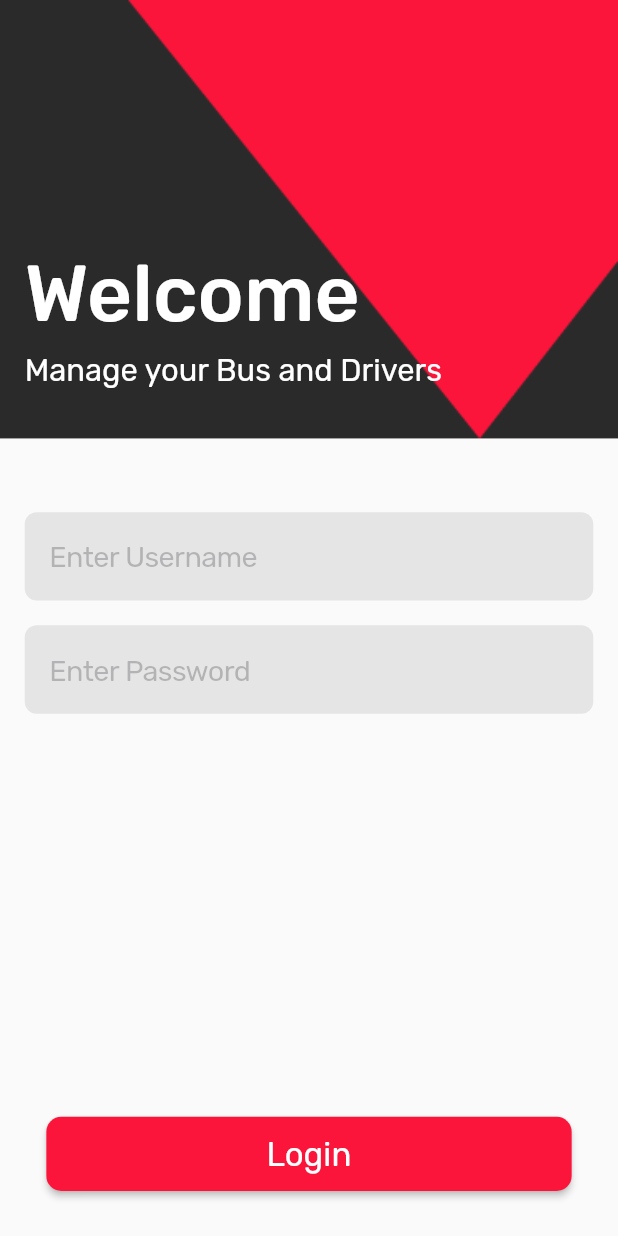
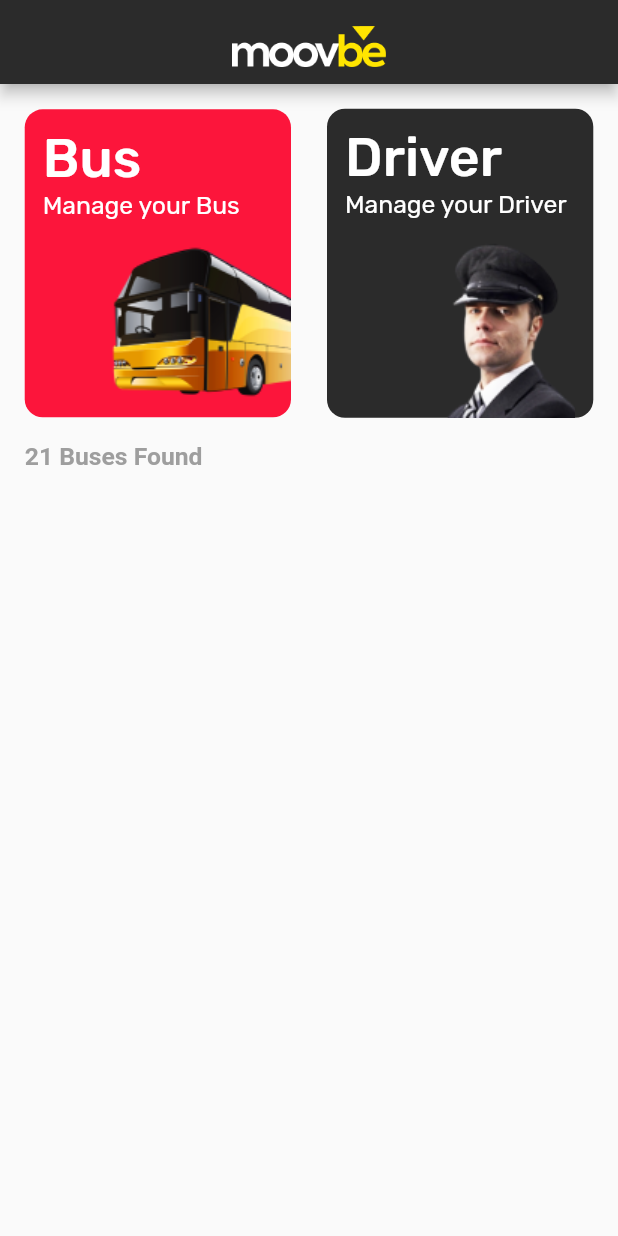
Before and after one commit to fasil2401/bus_booking, a Flutter app: the LoginScreen screen opened by its route, after a tap on "Login", on a phone screen of 412 x 824 dp. Run offline on Flutter 3.47's test engine with Material 2 defaults, Android fonts, the phone set to English and light mode, and no system bars; our stand-ins replace get, sizer.

Commit message:
home page progressing

```diff
--- a/lib/main.dart
+++ b/lib/main.dart
@@ -1,3 +1,4 @@
+import 'package:bus_booking/view/home.dart';
 import 'package:bus_booking/view/login.dart';
 import 'package:bus_booking/view/onboarding.dart';
 import 'package:flutter/material.dart';
@@ -28,6 +29,9 @@ class MyApp extends StatelessWidget {
           GetPage(name: '/login', page: ()=> const LoginScreen(),
           transition: Transition.cupertino
           ),
+          GetPage(name: '/home', page: ()=> const HomePage(),
+          transition: Transition.cupertino
+          ),
         ],
       );
     });
--- a/lib/view/components/form_head.dart
+++ b/lib/view/components/form_head.dart
@@ -4,10 +4,10 @@ import 'package:sizer/sizer.dart';
 
 import '../constants/colors.dart';
 
-class form_head extends StatelessWidget {
+class FormHead extends StatelessWidget {
 
   final String title;
-  const form_head({
+  const FormHead({
     Key? key, required this.title,
   }) : super(key: key);
 
@@ -15,9 +15,9 @@ class form_head extends StatelessWidget {
   Widget build(BuildContext context) {
     return Text(title,
     style: TextStyle(
-      fontSize: 10.sp,
+      fontSize: 12.sp,
       fontWeight: FontWeight.bold,
-      color: redColor
+      color: Colors.grey
     ),
     );
   }
--- /dev/null
+++ b/lib/view/components/home_tile.dart
@@ -0,0 +1,146 @@
+import 'package:bus_booking/view/constants/heights.dart';
+import 'package:flutter/material.dart';
+import 'package:sizer/sizer.dart';
+
+import '../constants/colors.dart';
+
+
+
+class HomeTile extends StatelessWidget {
+
+  final String title;
+  final String subtitle;
+  final String image;
+  const HomeTile({
+    Key? key,
+    required this.title,
+    required this.subtitle,
+    required this.image,
+  }) : super(key: key);
+
+  @override
+  Widget build(BuildContext context) {
+    return Expanded(
+      child: Padding(
+        padding: const EdgeInsets.only(right:12),
+        child: Container(
+          decoration: BoxDecoration(
+            color: redColor,
+            borderRadius: BorderRadius.circular(12),
+          ),
+          child: Padding(
+            padding: const EdgeInsets.only(top: 12, bottom: 12, left: 12,),
+            child: Column(
+              mainAxisAlignment: MainAxisAlignment.start,
+              crossAxisAlignment: CrossAxisAlignment.start,
+              children: [
+                Text(
+                  title,
+                  style: TextStyle(
+                    fontSize: 26.sp,
+                    color: Colors.white,
+                    fontWeight: FontWeight.w600,
+                    fontFamily: 'Rubik',
+                  ),
+                ),
+                SizedBox(
+                  height: 0.1.h,
+
+                ),
+                Text(
+                  subtitle,
+                  style: TextStyle(
+                    fontSize: 12.sp,
+                    color: Colors.white,
+                    fontWeight: FontWeight.w200,
+                    fontFamily: 'Rubik',
+                  ),
+                ),
+                commonHeight2,
+                Align(
+                  alignment: Alignment.bottomRight,
+                  child: Image.asset(
+                    image,
+                    fit: BoxFit.cover,
+                  ),
+                ),
+
+
+              ],
+            ),
+          ),
+        ),
+      ),
+    );
+  }
+}
+
+
+class HomeTile2 extends StatelessWidget {
+
+  final String title;
+  final String subtitle;
+  final String image;
+  const HomeTile2({
+    Key? key,
+    required this.title,
+    required this.subtitle,
+    required this.image,
+  }) : super(key: key);
+
+  @override
+  Widget build(BuildContext context) {
+    return Expanded(
+      child: Padding(
+        padding: const EdgeInsets.only(left:12),
+        child: Container(
+          decoration: BoxDecoration(
+            color: commonBlack,
+            borderRadius: BorderRadius.circular(12),
+          ),
+          child: Padding(
+            padding: const EdgeInsets.only(top: 12, left: 12, right: 12),
+            child: Column(
+              mainAxisAlignment: MainAxisAlignment.start,
+              crossAxisAlignment: CrossAxisAlignment.start,
+              children: [
+                Text(
+                  title,
+                  style: TextStyle(
+                    fontSize: 26.sp,
+                    color: Colors.white,
+                    fontWeight: FontWeight.w600,
+                    fontFamily: 'Rubik',
+                  ),
+                ),
+                SizedBox(
+                  height: 0.1.h,
+
+                ),
+                Text(
+                  subtitle,
+                  style: TextStyle(
+                    fontSize: 12.sp,
+                    color: Colors.white,
+                    fontWeight: FontWeight.w200,
+                    fontFamily: 'Rubik',
+                  ),
+                ),
+                commonHeight1,
+                Align(
+                  alignment: Alignment.bottomRight,
+                  child: Image.asset(
+                    image,
+                    fit: BoxFit.cover,
+                  ),
+                ),
+
+
+              ],
+            ),
+          ),
+        ),
+      ),
+    );
+  }
+}
--- a/lib/view/components/login_button.dart
+++ b/lib/view/components/login_button.dart
@@ -42,7 +42,9 @@ class LoginButton extends StatelessWidget {
             onPressed: () {
               if(callback== 'onboard'){
                 Get.toNamed('login');
-
+              }
+              else if(callback== 'login'){
+                Get.toNamed('home');
               }
 
             },
--- a/lib/view/constants/colors.dart
+++ b/lib/view/constants/colors.dart
@@ -2,7 +2,7 @@ import 'package:flutter/material.dart';
 
 const Color splashBackColor = Color(0xFF02081D);
 const Color redColor = Color(0xFFFC153B);
-const Color commonBlack = Color(0xFF000000);
+const Color commonBlack = Color(0xFF2B2B2B);
 const Color commonScaffoldBack = Color(0xFFE7E7E7);
 const Color welcomeSub = Color(0xFF5A5A5A);
  Color textFieldColor = Color(0xFF2A2A2A).withOpacity(0.1);
--- a/lib/view/constants/paddings.dart
+++ b/lib/view/constants/paddings.dart
@@ -1,5 +1,5 @@
 import 'package:flutter/material.dart';
 import 'package:sizer/sizer.dart';
 
-EdgeInsets commonHorizontalPadding = EdgeInsets.symmetric(horizontal: 4.w);
+EdgeInsets commonHorizontalPadding = EdgeInsets.symmetric(horizontal: 4.w, );
 EdgeInsets cartCardPadding = const EdgeInsets.symmetric(horizontal: 15, vertical: 15);
--- /dev/null
+++ b/lib/view/home.dart
@@ -0,0 +1,58 @@
+import 'package:bus_booking/view/components/form_head.dart';
+import 'package:bus_booking/view/constants/colors.dart';
+import 'package:bus_booking/view/constants/heights.dart';
+import 'package:bus_booking/view/constants/paddings.dart';
+import 'package:flutter/material.dart';
+import 'package:sizer/sizer.dart';
+
+import 'components/home_tile.dart';
+
+class HomePage extends StatelessWidget {
+  const HomePage({Key? key}) : super(key: key);
+
+  @override
+  Widget build(BuildContext context) {
+    return Scaffold(
+      appBar: AppBar(
+        backgroundColor: commonBlack,
+        automaticallyImplyLeading: false,
+        title: SizedBox(
+            width: 25.w, child: Image.asset('asset/images/onboard_logo.png')),
+        centerTitle: true,
+      ),
+      body: Padding(
+        padding: EdgeInsets.symmetric(horizontal: 4.w, vertical: 2.h),
+        child: SingleChildScrollView(
+          physics: NeverScrollableScrollPhysics(),
+          child: Column(
+            crossAxisAlignment: CrossAxisAlignment.start,
+            children: [
+              Align(
+                alignment: Alignment.topCenter,
+                child: Row(
+                  mainAxisAlignment: MainAxisAlignment.spaceBetween,
+                  children: const [
+                    HomeTile(
+                      title: 'Bus',
+                      subtitle: 'Manage your Bus',
+                      image: 'asset/images/bus.png',
+                    ),
+                    HomeTile2(
+                      title: 'Driver',
+                      subtitle: 'Manage your Driver',
+                      image: 'asset/images/driver.png',
+                    ),
+                  ],
+                ),
+              ),
+              commonHeight2,
+              FormHead(title: '21 Buses Found'),
+              commonHeight1,
+
+            ],
+          ),
+        ),
+      ),
+    );
+  }
+}
```
Also changed, not shown: asset/images/bus.png (added), asset/images/driver.png (added).
